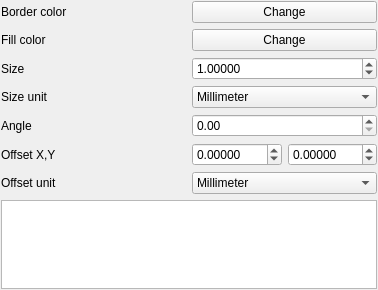
Qt form src/ui/symbollayer/widget_simplemarker.ui (qgis/QGIS) before a commit.
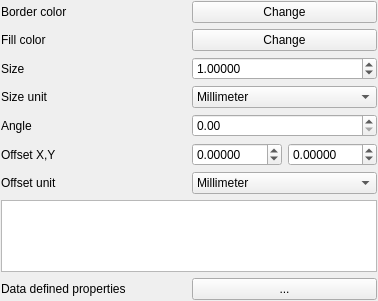
The same form after that commit. Custom widgets are drawn as their Qt base class.

Commit message: Data defined properties for simple marker (but shape will come later)

Patch:
```diff
--- a/src/ui/symbollayer/widget_simplemarker.ui
+++ b/src/ui/symbollayer/widget_simplemarker.ui
@@ -7,7 +7,7 @@
     <x>0</x>
     <y>0</y>
     <width>378</width>
-    <height>290</height>
+    <height>301</height>
    </rect>
   </property>
   <property name="windowTitle">
@@ -205,6 +205,30 @@
      </property>
     </widget>
    </item>
+   <item>
+    <layout class="QHBoxLayout" name="horizontalLayout_2">
+     <item>
+      <widget class="QLabel" name="mDataDefinedPropertiesLabel">
+       <property name="text">
+        <string>Data defined properties</string>
+       </property>
+      </widget>
+     </item>
+     <item>
+      <widget class="QPushButton" name="mDataDefinedPropertiesButton">
+       <property name="sizePolicy">
+        <sizepolicy hsizetype="Minimum" vsizetype="Fixed">
+         <horstretch>0</horstretch>
+         <verstretch>0</verstretch>
+        </sizepolicy>
+       </property>
+       <property name="text">
+        <string>...</string>
+       </property>
+      </widget>
+     </item>
+    </layout>
+   </item>
    <item>
     <spacer>
      <property name="orientation">
```
The commit also changes 4 other files.
